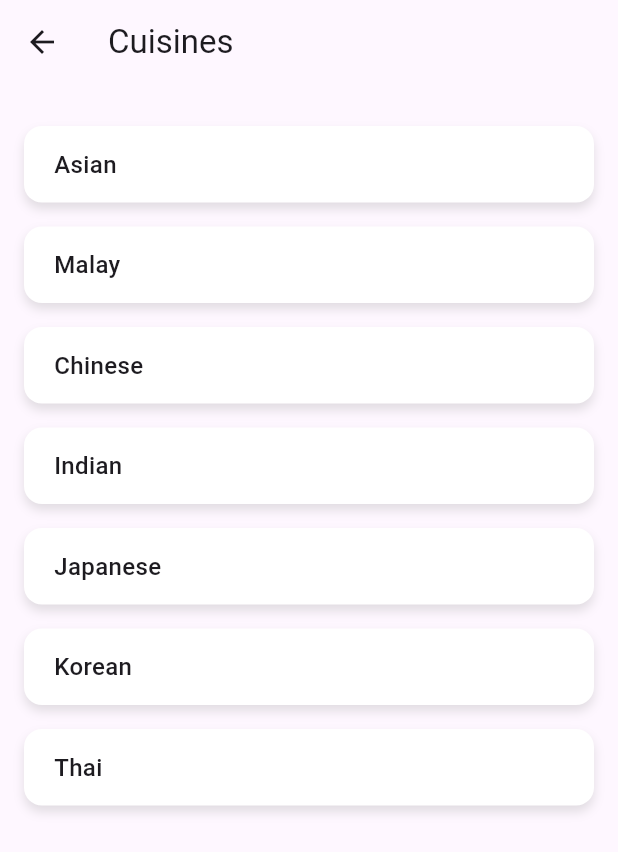
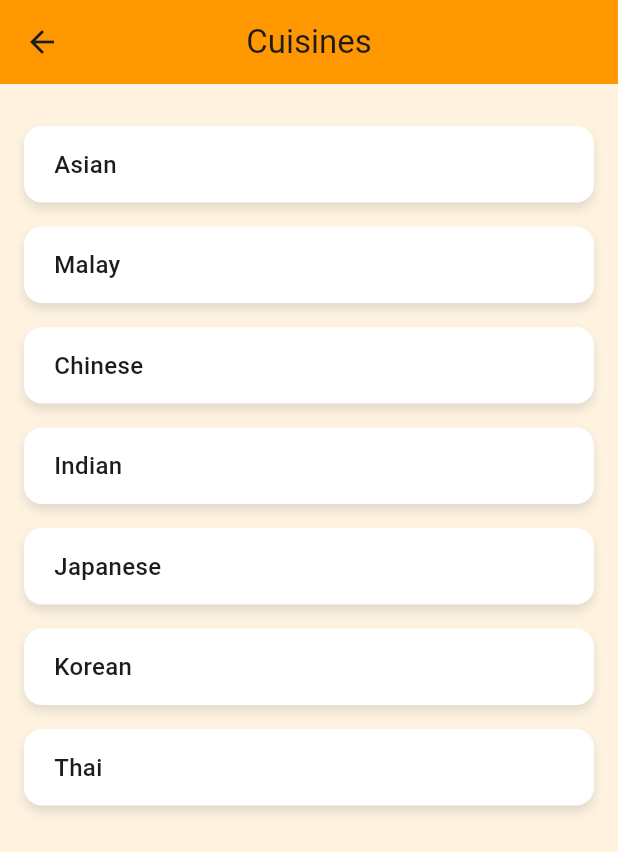
Before and after one commit to wlong0711/easycook, a Flutter app: the CategoriesScreen screen opened directly, after a tap on "Cuisines", on a phone screen of 412 x 824 dp. Shown: the top 852 px of the screen. Run offline on Flutter 3.47's test engine with Material 3 defaults, Android fonts, the phone set to English and light mode, and no system bars; our stand-ins replace cloud_firestore, firebase_auth, firebase_core, firebase_storage, google_generative_ai, image_picker; accounts and stored records are empty; network calls fail.

Commit message:
changed the UI background color into orange

```diff
--- a/lib/views/categories/categories_screen.dart
+++ b/lib/views/categories/categories_screen.dart
@@ -8,7 +8,7 @@ class CategoriesScreen extends StatelessWidget {
   @override
   Widget build(BuildContext context) {
     return Scaffold(
-      backgroundColor: Colors.grey[100],
+      backgroundColor: Colors.orange[50],
       appBar: AppBar(
         title: const Text("Categories"),
         centerTitle: true,
--- a/lib/views/categories/cuisines_screen.dart
+++ b/lib/views/categories/cuisines_screen.dart
@@ -11,7 +11,12 @@ class CuisinesScreen extends StatelessWidget {
   @override
   Widget build(BuildContext context) {
     return Scaffold(
-      appBar: AppBar(title: const Text("Cuisines")),
+      backgroundColor: Colors.orange[50],
+      appBar: AppBar(
+        title: const Text("Cuisines"),
+        centerTitle: true,
+        backgroundColor: Colors.orange,
+      ),
       body: ListView.builder(
         padding: const EdgeInsets.symmetric(vertical: 20, horizontal: 16),
         itemCount: cuisines.length,
--- a/lib/views/home/home_screen.dart
+++ b/lib/views/home/home_screen.dart
@@ -62,7 +62,7 @@ class _HomeScreenState extends State<HomeScreen> {
   @override
   Widget build(BuildContext context) {
     return Scaffold(
-      backgroundColor: Colors.grey[100],
+      backgroundColor: Colors.orange[50],
       body: SafeArea(
         child: Padding(
           padding: const EdgeInsets.symmetric(horizontal: 16, vertical: 14),
--- a/lib/views/pantry/my_pantry_screen.dart
+++ b/lib/views/pantry/my_pantry_screen.dart
@@ -88,7 +88,7 @@ class _MyPantryScreenState extends State<MyPantryScreen> {
   @override
   Widget build(BuildContext context) {
     return Scaffold(
-      backgroundColor: Colors.grey[100],
+      backgroundColor: Colors.orange[50],
       appBar: AppBar(
         title: const Text("My Pantry"),
         backgroundColor: Colors.orange,
@@ -166,7 +166,7 @@ class _MyPantryScreenState extends State<MyPantryScreen> {
                 child: Container(
                   padding: const EdgeInsets.symmetric(vertical: 12, horizontal: 16),
                   decoration: BoxDecoration(
-                    color: Colors.white,
+                    color: Colors.grey[200],
                     borderRadius: BorderRadius.circular(16),
                     boxShadow: const [
                       BoxShadow(
--- a/lib/views/recipe_results_screen.dart
+++ b/lib/views/recipe_results_screen.dart
@@ -77,7 +77,7 @@ class _RecipeResultsScreenState extends State<RecipeResultsScreen> {
   @override
   Widget build(BuildContext context) {
     return Scaffold(
-      backgroundColor: Colors.grey[100],
+      backgroundColor: Colors.orange[50],
       appBar: AppBar(
         title: const Text("Recipe Results"),
         backgroundColor: Colors.orange,
```
Also changed, not shown: lib/views/categories/diets_screen.dart (+6 -1 lines).
